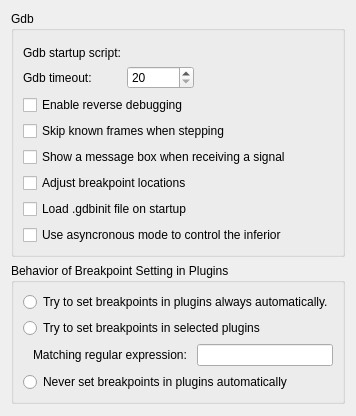
Above: src/plugins/debugger/gdb/gdboptionspage.ui from qt-creator/qt-creator before the change. Below: the same form after it.
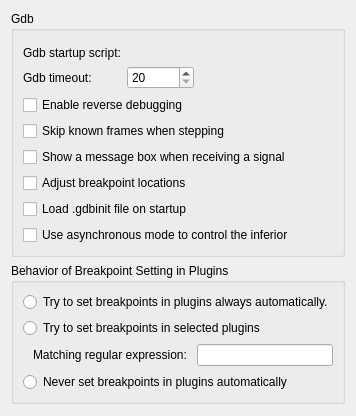
That is the form after the change. Custom widgets are drawn as their Qt base class.

Commit message: debugger: spell fix

Diff of the .ui file:
```diff
--- a/src/plugins/debugger/gdb/gdboptionspage.ui
+++ b/src/plugins/debugger/gdb/gdboptionspage.ui
@@ -112,7 +112,7 @@
       <item row="8" column="0" colspan="2">
        <widget class="QCheckBox" name="checkBoxTargetAsync">
         <property name="text">
-         <string>Use asyncronous mode to control the inferior</string>
+         <string>Use asynchronous mode to control the inferior</string>
         </property>
        </widget>
       </item>
```
